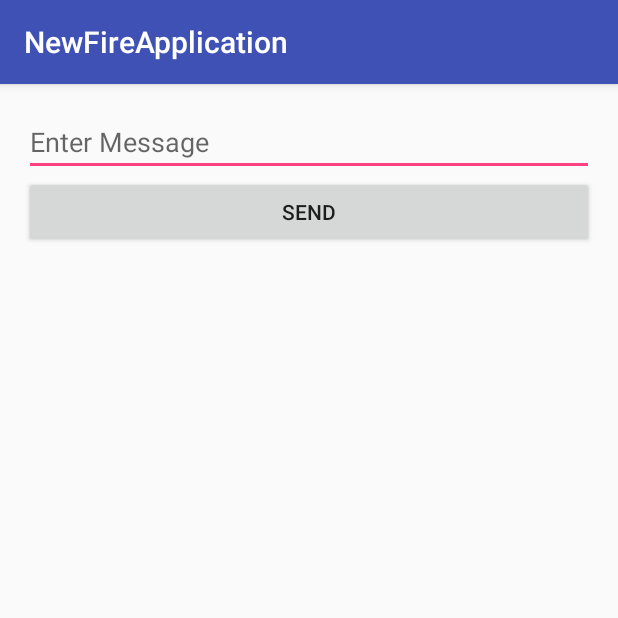
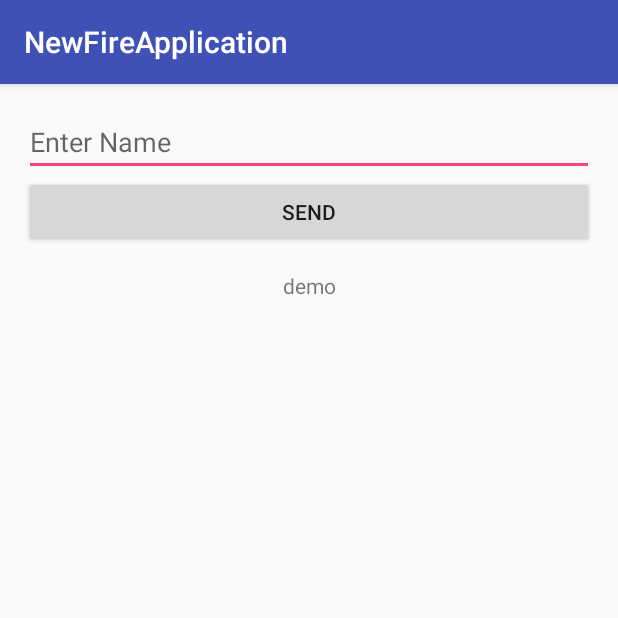
Before and after one commit to phillip-ables/android-firebase-chat-app, an Android app: the screen it shows after launch (MainActivity), after a tap on "SEND", on a phone screen of 412 x 824 dp, the top half of it. Run offline under Robolectric (Android 15) with nearby library versions, the phone set to English and light mode, and no system bars; our stand-ins replace Firebase (no records; nobody signed in at launch, a user with empty details on screens opened directly).

Commit message:
change editTextMessage to name, delete most, onclick get edit textName text to string and set it to a database reference to child Name

```diff
--- a/NewFireApplication/app/src/main/java/com/example/techtron/newfireapplication/MainActivity.java
+++ b/NewFireApplication/app/src/main/java/com/example/techtron/newfireapplication/MainActivity.java
@@ -25,27 +25,12 @@ public class MainActivity extends AppCompatActivity {
         //Retrieve an instance of your database using getInstance()
         // and reference the location you want to write to.
         database = FirebaseDatabase.getInstance();
-        myRef = database.getReference("MyMessage");
 
-        myRef.addValueEventListener(new ValueEventListener() {
-            @Override
-            public void onDataChange(DataSnapshot dataSnapshot) {
-                String value = dataSnapshot.getValue(String.class);
-                TextView textView = (TextView) findViewById(R.id.textView);
-                textView.setText(value);
-            }
-
-            @Override
-            public void onCancelled(DatabaseError databaseError) {
-
-            }
-        });
     }
 
     public void sendMessage(View view){
-        EditText editTextMessage = (EditText) findViewById(R.id.editTextMessage);
-        String message = editTextMessage.getText().toString();
-
-        myRef.setValue(message);
+        EditText editTextName = (EditText) findViewById(R.id.editTextName);
+        myRef = database.getReference("Users");
+        myRef.child("Name").setValue(editTextName.getText().toString());
     }
 }
--- a/NewFireApplication/app/src/main/res/layout/activity_main.xml
+++ b/NewFireApplication/app/src/main/res/layout/activity_main.xml
@@ -12,10 +12,10 @@
     tools:context="com.example.techtron.newfireapplication.MainActivity">
 
     <EditText
-        android:id="@+id/editTextMessage"
+        android:id="@+id/editTextName"
         android:layout_width="match_parent"
         android:layout_height="wrap_content"
-        android:hint="Enter Message"/>
+        android:hint="Enter Name"/>
 
     <Button
         android:id="@+id/buttonSend"
```
